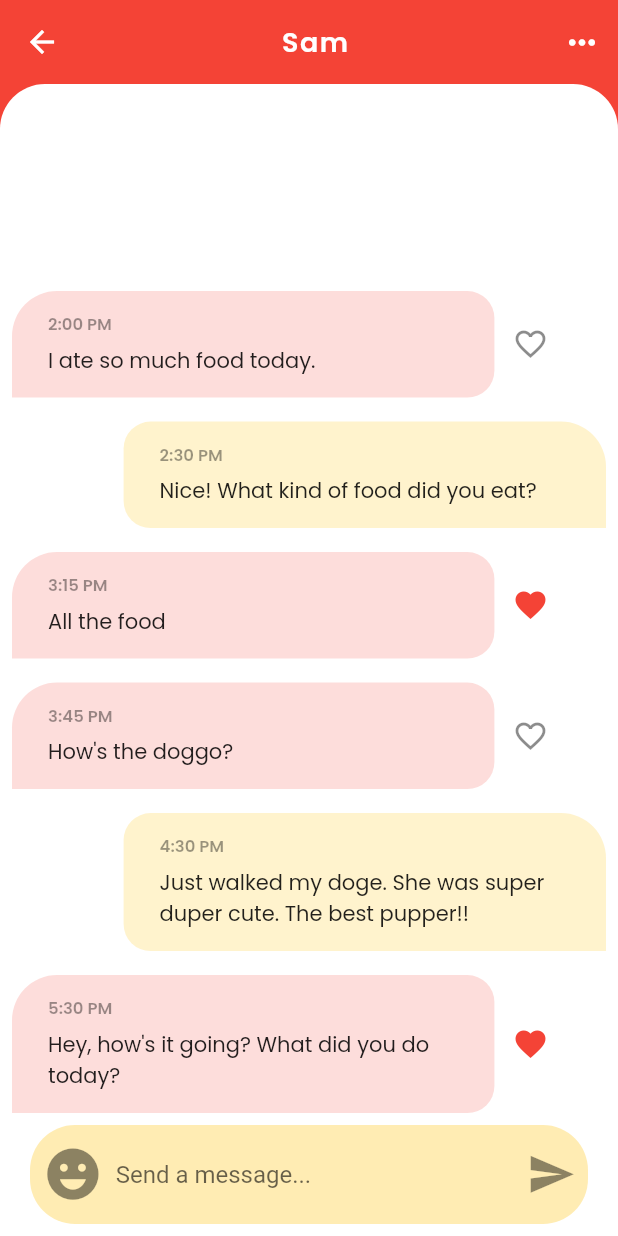
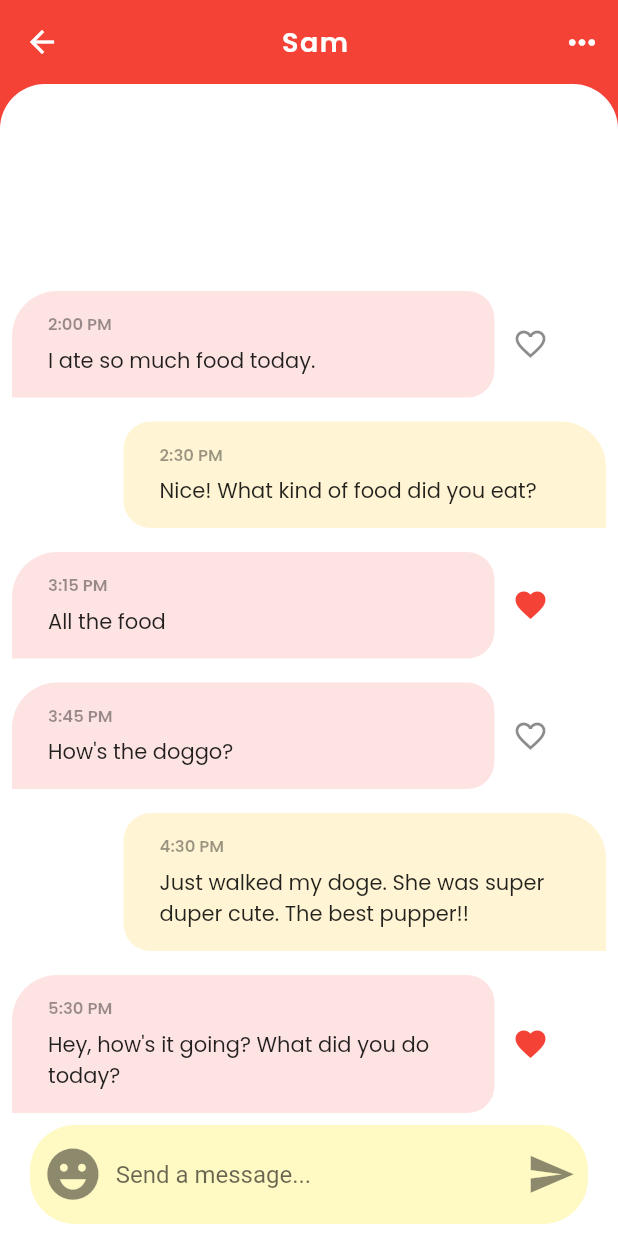
Before and after one commit to Dzaky02/flutter_ui_chat, a Flutter app: the screen it shows after launch, after a tap on "Sam", on a phone screen of 412 x 824 dp. Run offline on Flutter 3.47's test engine with Material 2 defaults, Android fonts, the phone set to English and light mode, and no system bars; our stand-ins replace google_fonts.

Commit message:
Color Corection.

```diff
--- a/lib/main.dart
+++ b/lib/main.dart
@@ -14,7 +14,7 @@ class MyApp extends StatelessWidget {
       debugShowCheckedModeBanner: false,
       theme: ThemeData(
         primaryColor: Colors.red,
-        accentColor: Color(0xFFFEF9EB)
+        accentColor: Color(0xFFFEF9EB),
       ),
       home: HomePage(),
     );
--- a/lib/pages/chat_page.dart
+++ b/lib/pages/chat_page.dart
@@ -31,8 +31,8 @@ class _ChatPageState extends State<ChatPage> {
             ),
             decoration: BoxDecoration(
               color: isMe
-                  ? Colors.amber.withOpacity(0.2)
-                  : Colors.red.withOpacity(0.18),
+                  ? Colors.amber.withOpacity(0.17)
+                  : Colors.red.withOpacity(0.14),
               borderRadius: isMe
                   ? BorderRadius.only(
                       topRight: Radius.circular(30),
@@ -96,7 +96,7 @@ class _ChatPageState extends State<ChatPage> {
         ),
         decoration: BoxDecoration(
           borderRadius: BorderRadius.circular(30),
-          color: Colors.amber.shade100,
+          color: Colors.yellow.shade100,
         ),
         child: Row(
           children: [
```
